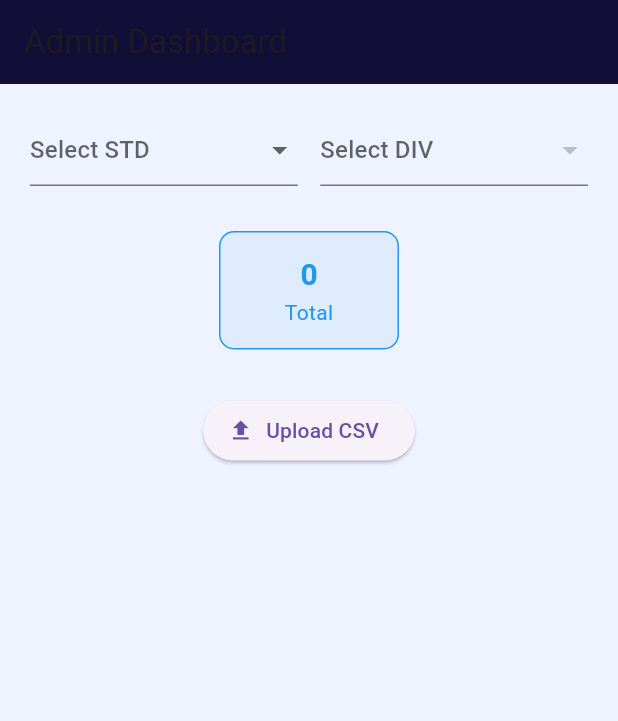
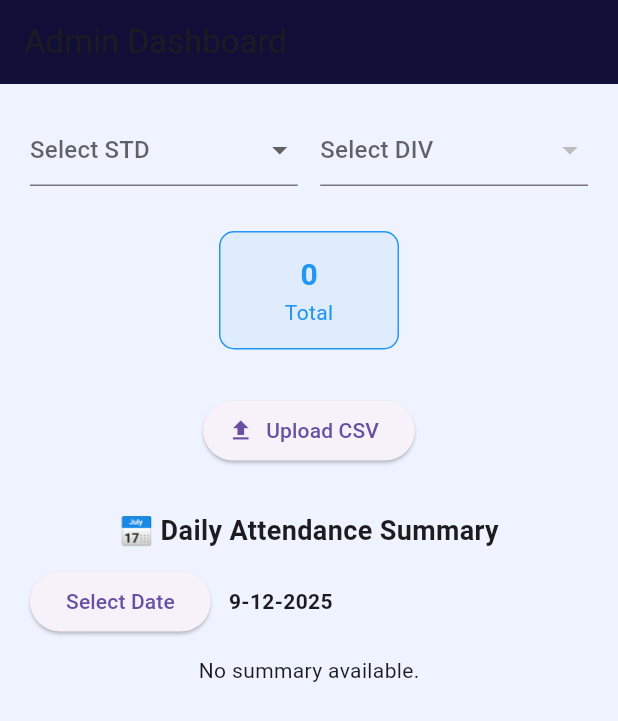
Before and after one commit to vidyakunj/vidyakunj-full-ready, a Flutter app: the AdminDashboard screen opened directly, on a phone screen of 412 x 824 dp. Shown: the top 721 px of the screen. Run offline on Flutter 3.47's test engine with Material 3 defaults, Android fonts, the phone set to English and light mode, and no system bars; our stand-ins replace csv, file_picker, shared_preferences; accounts and stored records are empty.

Commit message:
Update admin_dashboard.dart

```diff
--- a/lib/screens/admin_dashboard.dart
+++ b/lib/screens/admin_dashboard.dart
@@ -19,6 +19,8 @@ class _AdminDashboardState extends State<AdminDashboard> {
   List<String> divisions = [];
 
   int totalStudents = 0;
+  DateTime selectedDate = DateTime.now();
+  List<dynamic> summary = [];
 
   final List<String> stdOptions = List.generate(12, (i) => "${i + 1}");
 
@@ -31,8 +33,7 @@ class _AdminDashboardState extends State<AdminDashboard> {
     if (res.statusCode == 200) {
       final data = jsonDecode(res.body);
       setState(() {
-        divisions =
-            (data["divisions"] ?? []).map<String>((e) => e.toString()).toList();
+        divisions = (data["divisions"] ?? []).map<String>((e) => e.toString()).toList();
       });
     }
   }
@@ -40,8 +41,7 @@ class _AdminDashboardState extends State<AdminDashboard> {
   Future<void> loadStudents() async {
     if (selectedStd == null || selectedDiv == null) return;
 
-    final uri = Uri.parse(
-        "$SERVER_URL/students?std=$selectedStd&div=$selectedDiv");
+    final uri = Uri.parse("$SERVER_URL/students?std=$selectedStd&div=$selectedDiv");
     final res = await http.get(uri);
 
     if (res.statusCode == 200) {
@@ -92,6 +92,22 @@ class _AdminDashboardState extends State<AdminDashboard> {
     }
   }
 
+  Future<void> loadAttendanceSummary() async {
+    final dateStr = "${selectedDate.year}-${selectedDate.month.toString().padLeft(2, '0')}-${selectedDate.day.toString().padLeft(2, '0')}";
+    final uri = Uri.parse("$SERVER_URL/attendance-summary?date=$dateStr");
+
+    final res = await http.get(uri);
+    if (res.statusCode == 200) {
+      setState(() {
+        summary = jsonDecode(res.body);
+      });
+    } else {
+      ScaffoldMessenger.of(context).showSnackBar(
+        const SnackBar(content: Text("Failed to load summary")),
+      );
+    }
+  }
+
   @override
   Widget build(BuildContext context) {
     const navy = Color(0xFF110E38);
@@ -104,6 +120,7 @@ class _AdminDashboardState extends State<AdminDashboard> {
       ),
       body: Padding(
         padding: const EdgeInsets.all(20),
+        child: SingleChildScrollView(
           child: Column(
             children: [
               Row(
@@ -112,12 +129,7 @@ class _AdminDashboardState extends State<AdminDashboard> {
                     child: DropdownButtonFormField(
                       value: selectedStd,
                       hint: const Text("Select STD"),
-                    items: stdOptions
-                        .map((e) => DropdownMenuItem(
-                              value: e,
-                              child: Text(e),
-                            ))
-                        .toList(),
+                      items: stdOptions.map((e) => DropdownMenuItem(value: e, child: Text(e))).toList(),
                       onChanged: (v) {
                         setState(() {
                           selectedStd = v;
@@ -132,12 +144,7 @@ class _AdminDashboardState extends State<AdminDashboard> {
                     child: DropdownButtonFormField(
                       value: selectedDiv,
                       hint: const Text("Select DIV"),
-                    items: divisions
-                        .map((e) => DropdownMenuItem(
-                              value: e,
-                              child: Text(e),
-                            ))
-                        .toList(),
+                      items: divisions.map((e) => DropdownMenuItem(value: e, child: Text(e))).toList(),
                       onChanged: (v) {
                         setState(() => selectedDiv = v);
                         loadStudents();
@@ -158,8 +165,46 @@ class _AdminDashboardState extends State<AdminDashboard> {
                 onPressed: uploadCSV,
                 icon: const Icon(Icons.upload),
                 label: const Text("Upload CSV"),
-            )
+              ),
+              const SizedBox(height: 30),
+              Text("📅 Daily Attendance Summary", style: TextStyle(fontSize: 18, fontWeight: FontWeight.bold)),
+              const SizedBox(height: 10),
+              Row(
+                children: [
+                  ElevatedButton(
+                    onPressed: () async {
+                      DateTime? picked = await showDatePicker(
+                        context: context,
+                        initialDate: selectedDate,
+                        firstDate: DateTime(2023),
+                        lastDate: DateTime.now(),
+                      );
+                      if (picked != null && picked != selectedDate) {
+                        setState(() => selectedDate = picked);
+                        loadAttendanceSummary();
+                      }
+                    },
+                    child: const Text("Select Date"),
+                  ),
+                  const SizedBox(width: 12),
+                  Text("${selectedDate.day}-${selectedDate.month}-${selectedDate.year}", style: const TextStyle(fontWeight: FontWeight.bold)),
                 ],
+              ),
+              const SizedBox(height: 12),
+              summary.isEmpty
+                  ? const Text("No summary available.")
+                  : Column(
+                      children: summary.map((e) {
+                        return Card(
+                          child: ListTile(
+                            title: Text("STD: ${e['std']}  |  DIV: ${e['div']}"),
+                            subtitle: Text("Total: ${e['total']}  |  Present: ${e['present']}  |  Absent: ${e['absent']}"),
+                          ),
+                        );
+                      }).toList(),
+                    ),
+            ],
+          ),
         ),
       ),
     );
```
Lines whose indentation alone changed are shown as unchanged.
